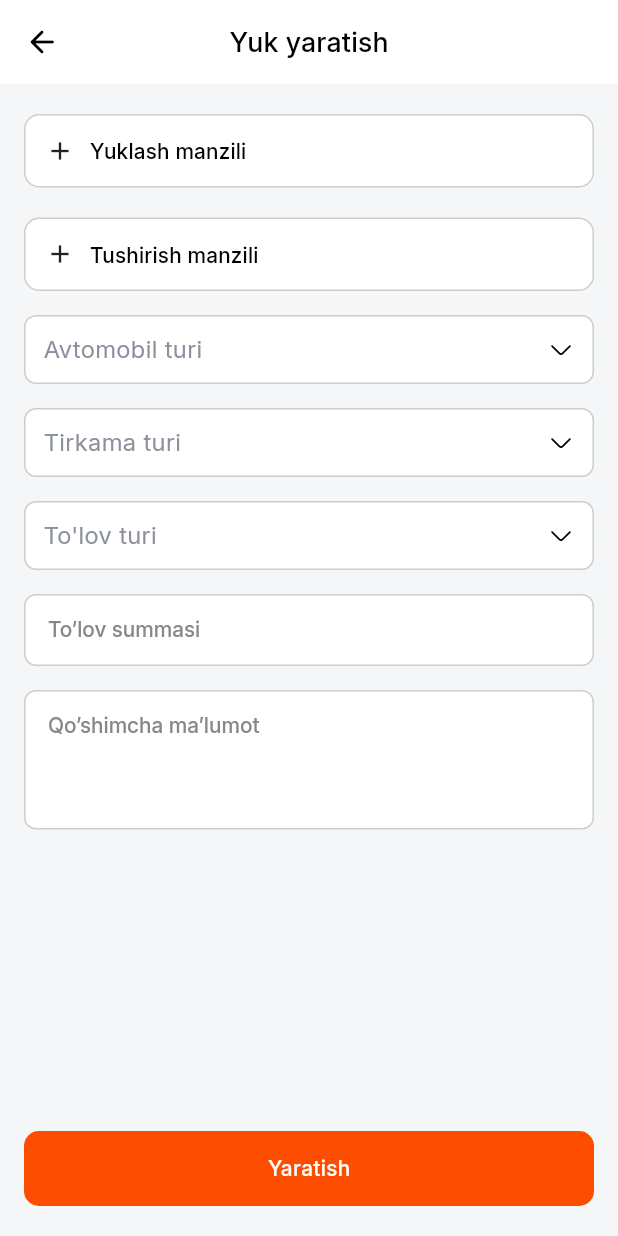
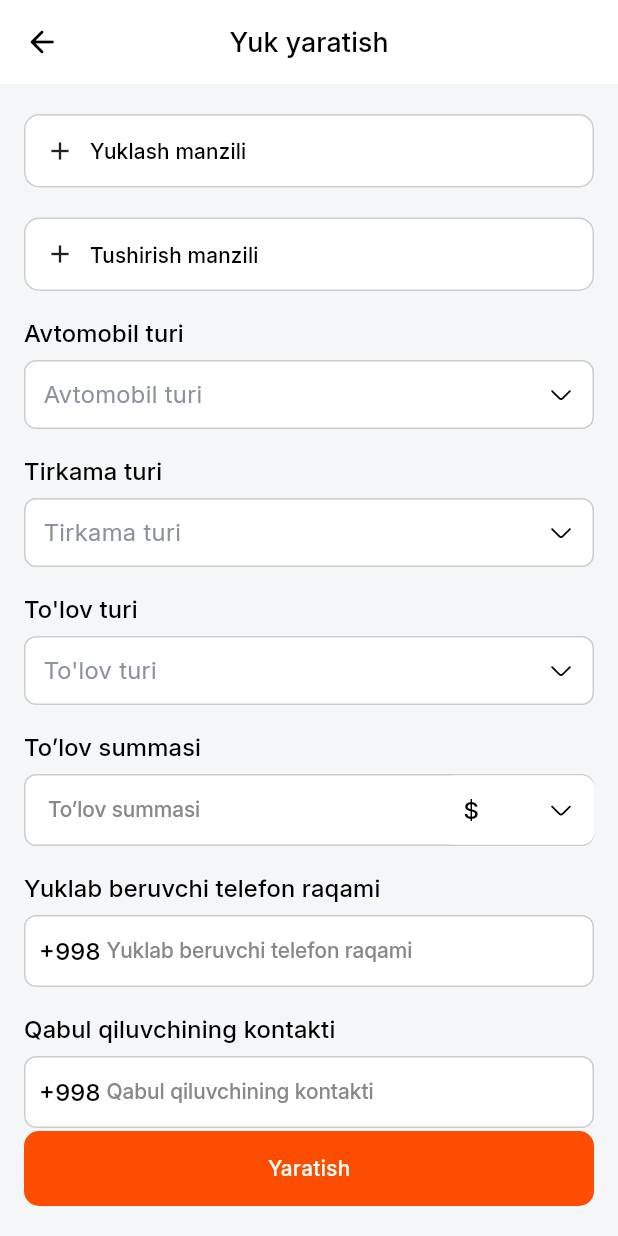
Before and after one commit to obidkhandev/lorry_dispatcher, a Flutter app: the CreateOrderScreen screen opened by its route, on a phone screen of 412 x 824 dp. Run offline on Flutter 3.47's test engine with Material 3 defaults, Android fonts, the phone set to English and light mode, and no system bars; drawn by our look-alikes of dropdown_button2; our stand-ins replace animate_do, bloc, cached_network_image, dartz, dio, equatable and 16 more; missing offline and left inert: scale_button, yandex_mapkit; accounts and stored records are empty; network calls fail.

Commit message:
cluster painter create order some changed

```diff
--- a/lib/core/routes/app_pages.dart
+++ b/lib/core/routes/app_pages.dart
@@ -19,7 +19,7 @@ class AppPages {
   static GoRouter router = GoRouter(
     debugLogDiagnostics: true,
     navigatorKey: rootNavigatorKey,
-    initialLocation: AppRoutes.loginScreen,
+    initialLocation: AppRoutes.home,
     routes: <RouteBase>[
       GoRoute(
         name: AppRoutes.registerScreen,
--- a/lib/features/common/widget/drop_down_widget.dart
+++ b/lib/features/common/widget/drop_down_widget.dart
@@ -9,6 +9,7 @@ import 'package:lorry_dispatcher/core/values/app_text_sytle.dart';
 
 class CustomDropDownWidget extends StatefulWidget {
   final List<String> items;
+  final List<String>? icons;
   final String hintText;
   final String? initValue;
   final List<Widget>? leadingIcon;
@@ -22,11 +23,15 @@ class CustomDropDownWidget extends StatefulWidget {
   final String searchHintText;
   final bool enableSearch;
   final double? height;
+  final bool? hasCloseIc;
+
 
   const CustomDropDownWidget({
     super.key,
     required this.items,
     this.hintText = 'select',
+    this.icons,
+    this.hasCloseIc,
     this.onChanged,
     this.backgroundColor,
     this.borderColor,
@@ -120,10 +125,10 @@ class _CustomDropDownWidgetState extends State<CustomDropDownWidget> {
               decoration: BoxDecoration(
                 color: widget.backgroundColor ?? context.theme.cardColor,
                 border: Border.all(
-                        color: context.isDarkMode
-                            ? widget.borderColor ?? AppColors.grey808080
-                            : widget.borderColor ?? AppColors.grey2,
-                      ),
+                  color: context.isDarkMode
+                      ? widget.borderColor ?? AppColors.grey808080
+                      : widget.borderColor ?? AppColors.grey2,
+                ),
                 borderRadius: BorderRadius.circular(8.r),
               ),
               padding: EdgeInsets.symmetric(horizontal: 12.w),
@@ -242,23 +247,33 @@ class _CustomDropDownWidgetState extends State<CustomDropDownWidget> {
                 context.theme.textTheme.bodyMedium?.copyWith(
                   fontWeight: FontWeight.w500,
                 ),
-            items: widget.items.map((String item) {
+            items: List.generate(widget.items.length, (index) {
               return DropdownMenuItem<String>(
-                value: item,
+                value: widget.items[index],
                 child: Row(
                   children: [
+                    if (widget.icons != null && widget.icons!.isNotEmpty)...[
+                      SvgPicture.asset(
+                        widget.icons![index],
+                        width: 20.w,
+                        height: 20.h,
+                        colorFilter: AppColors.colorFilter(AppColors.primaryColor.withAlpha(100)),
+                      ),
+                      10.horizontalSpace,
+                    ],
                     Text(
-                      item,
+                      widget.items[index],
                       style:
                           widget.textStyle ??
                           context.theme.textTheme.titleMedium?.copyWith(
                             fontWeight: FontWeight.w500,
                           ),
                     ),
+
                   ],
                 ),
               );
-            }).toList(),
+            }),
             onChanged: (String? newValue) {
               setState(() {
                 selectedValue = newValue;
--- a/lib/features/create_order/presentation/bloc/map/map_event.dart
+++ b/lib/features/create_order/presentation/bloc/map/map_event.dart
@@ -20,7 +20,15 @@ class SearchByQueryEvent extends MapEvent {
   SearchByQueryEvent(this.query);
 }
 
-class SearchByPointEvent extends MapEvent {}
+class SearchByPointEvent extends MapEvent {
+  final Point point;
+  final Function(String text) onSuccess;
+
+  SearchByPointEvent({
+    required this.point,
+    required this.onSuccess,
+  });
+}
 
 class UpdateCameraPositionEvent extends MapEvent {
   final double latitude;
--- a/lib/features/create_order/presentation/bloc/map/map_state.dart
+++ b/lib/features/create_order/presentation/bloc/map/map_state.dart
@@ -11,6 +11,7 @@ class MapState {
   final bool isUserLocation;
   final List<SuggestItem> suggestionItem;
   final String? currentLocationName;
+  final List<PlacemarkMapObject> placemarks;
 
   const MapState({
     required this.latitude,
@@ -22,6 +23,7 @@ class MapState {
     this.error,
     this.currentLocationName = '',
     this.suggestionItem = const [],
+    this.placemarks = const [],
     this.isUserLocation = false,
   });
 
@@ -36,6 +38,7 @@ class MapState {
     bool? isUserLocation,
     List<SuggestItem>? suggestionItem,
     String? currentLocationName,
+    List<PlacemarkMapObject>? placemarks,
   }) {
     return MapState(
       latitude: latitude ?? this.latitude,
@@ -48,6 +51,7 @@ class MapState {
       suggestionItem: suggestionItem ?? this.suggestionItem,
       currentLocationName: currentLocationName ?? this.currentLocationName,
       isUserLocation: isUserLocation ?? this.isUserLocation,
+      placemarks: placemarks ?? this.placemarks,
     );
   }
 }
--- a/lib/features/create_order/presentation/pages/create_order/create_order_screen.dart
+++ b/lib/features/create_order/presentation/pages/create_order/create_order_screen.dart
@@ -1,6 +1,8 @@
 import 'package:flutter_bloc/flutter_bloc.dart';
 import 'package:lorry_dispatcher/core/routes/app_routes.dart';
+import 'package:lorry_dispatcher/core/utills/formatters.dart';
 import 'package:lorry_dispatcher/core/utills/helper_widget.dart';
+import 'package:lorry_dispatcher/core/utills/number_formatter.dart';
 import 'package:lorry_dispatcher/export.dart';
 import 'package:lorry_dispatcher/features/common/widget/drop_down_widget.dart';
 import 'package:lorry_dispatcher/features/common/widget/text_field_widget.dart';
@@ -80,8 +82,8 @@ class CreateOrderScreen extends StatelessWidget {
               ),
               16.verticalSpace,
               CustomDropDownWidget(
-                // height: 60.h,
                 hintText: "Avtomobil turi",
+                label: "Avtomobil turi",
                 enableSearch: false,
                 items: ["Fura", "Isuzu"],
               ),
@@ -90,25 +92,74 @@ class CreateOrderScreen extends StatelessWidget {
                 // height: 60.h,
                 enableSearch: false,
                 hintText: "Tirkama turi",
+                label: "Tirkama turi",
                 items: ["Tent"],
               ),
               16.verticalSpace,
               CustomDropDownWidget(
-                // height: 60.h,
                 enableSearch: false,
                 hintText: "To'lov turi",
-                items: ["So'm", "Usd", "Rubl"],
+                label: "To'lov turi",
+                icons: [
+                  AppIcons.creditCard,
+                  AppIcons.home,
+                  AppIcons.home,
+                ],
+                items: ["Naxt", "Karta", "Prechesliyna"],
               ),
               16.verticalSpace,
               CustomTextField(
                 borderColor: context.isDarkMode
                     ? AppColors.grey808080
                     : AppColors.grey2,
-                // contentPadding: EdgeInsets.symmetric(
-                //   vertical: 18.h,
-                //   horizontal: 12.w,
-                // ),
                 hintText: "To’lov summasi",
+                suffixIcon: SizedBox(
+                  width: 100.w,
+                  child: CustomDropDownWidget(
+                    enableSearch: false,
+                    initValue: "\$",
+                    width: 100.w,
+                    borderColor: AppColors.transparent,
+                    visibleClose: false,
+                    items: ["\$", "Y.e", "Rubl"],
+
+                  ),
+                ),
+                labelText: "To’lov summasi",
+              ),
+              16.verticalSpace,
+              CustomTextField(
+                borderColor: context.isDarkMode
+                    ? AppColors.grey808080
+                    : AppColors.grey2,
+                leadingWidget: Text(
+                  "+998",
+                  style: context.theme.textTheme.titleMedium?.copyWith(
+                    fontWeight: FontWeight.w500,
+                  ),
+                ).paddingOnly(left: 10.w, top: 8.h),
+                hintText: "Yuklab beruvchi telefon raqami",
+                labelText: "Yuklab beruvchi telefon raqami",
+                formatter: [
+                  Formatters.phoneFormatter,
+                ],
+              ),
+              16.verticalSpace,
+              CustomTextField(
+                leadingWidget: Text(
+                  "+998",
+                  style: context.theme.textTheme.titleMedium?.copyWith(
+                    fontWeight: FontWeight.w500,
+                  ),
+                ).paddingOnly(left: 10.w, top: 8.h),
+                formatter: [
+                  Formatters.phoneFormatter
+                ],
+                borderColor: context.isDarkMode
+                    ? AppColors.grey808080
+                    : AppColors.grey2,
+                hintText: "Qabul qiluvchining kontakti",
+                labelText: "Qabul qiluvchining kontakti",
               ),
               16.verticalSpace,
               CustomTextField(
@@ -120,6 +171,7 @@ class CreateOrderScreen extends StatelessWidget {
                   horizontal: 12.w,
                 ),
                 hintText: "Qo’shimcha ma’lumot",
+                labelText: "Qo’shimcha ma’lumot",
                 maxLines: 3,
                 minLines: 3,
               ),
```
Also changed, not shown: lib/core/services/location/cluster_painter.dart (added, +57 -0 lines), lib/core/services/location/location_service.dart (added, +248 -0 lines), lib/features/create_order/presentation/bloc/map/map_bloc.dart (+45 -19 lines), lib/features/create_order/presentation/pages/select_location/select_location_screen.dart (+30 -3 lines).
